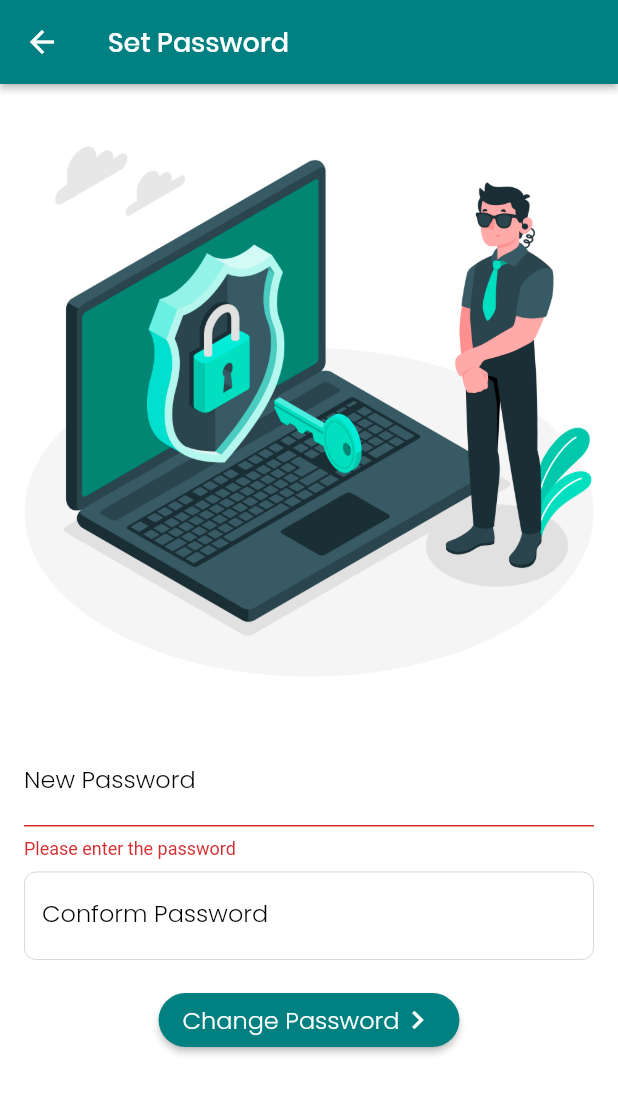
After one commit to jesmin123/SalesPopular, a Flutter app: the NewPasswordPage screen opened by its route, after a tap on "Change Password", on a phone screen of 412 x 824 dp. The commit adds this screen. Shown: the top 1094 px of the screen. Run offline on Flutter 3.47's test engine with Material 2 defaults, Android fonts, the phone set to English and light mode, and no system bars; our stand-ins replace cached_network_image, flutter_datetime_picker, fluttertoast, form_field_validator, line_icons, otp_text_field and 2 more; missing offline and left inert: fa_stepper, ff_contact_avatar, validated; accounts and stored records are empty; network calls fail.

Commit message:
OTP refactor

```diff
--- a/lib/constants/strings.dart
+++ b/lib/constants/strings.dart
@@ -11,6 +11,8 @@ const FOLLOW_UP_PAGE = 'FollowUpPage';
 const SALES_APP_PAGE = 'SalesAppPage';
 const CHANGE_PASSWORD_PAGE = "ChangePasswordPage";
 const REGISTRATION_PAGE = 'RegistrationPage';
+const OTP_PAGE = 'OTPPage';
+const NEW_PASSWORD_PAGE = 'NewPasswordPage';
 
 
 
--- a/lib/main.dart
+++ b/lib/main.dart
@@ -17,6 +17,9 @@ import './ui/pages/new_enquiry_page.dart';
 import './constants/colors.dart';
 import './constants/strings.dart';
 import 'ui/pages/home_page.dart';
+import 'ui/pages/otp page.dart';
+import 'ui/pages/updae_password_page.dart';
+
 
 void main() {
   runApp(MyApp());
@@ -34,7 +37,9 @@ class MyApp extends StatelessWidget {
     FOLLOW_UP_PAGE : (context)=>FollowUpPage(),
     LOGIN_PAGE : (context)=>LogInPage(),
     CHANGE_PASSWORD_PAGE :(context)=>ChangePasswordPage(),
-    REGISTRATION_PAGE : (context)=> Register()
+    REGISTRATION_PAGE : (context)=> Register(),
+    OTP_PAGE : (context)=> OTPPage(),
+    NEW_PASSWORD_PAGE : (context)=> NewPasswordPage()
   };
 
   @override
--- /dev/null
+++ b/lib/ui/pages/updae_password_page.dart
@@ -0,0 +1,136 @@
+import 'package:flutter/material.dart';
+import 'package:fluttertoast/fluttertoast.dart';
+import 'package:form_field_validator/form_field_validator.dart';
+import 'package:provider/provider.dart';
+import 'package:sales_popular/constants/app_border_style.dart';
+import 'package:sales_popular/constants/app_font_style.dart';
+import 'package:sales_popular/constants/colors.dart';
+import 'package:sales_popular/constants/dimen.dart';
+import 'package:sales_popular/constants/strings.dart';
+import 'package:sales_popular/provider/user_data_provider.dart';
+
+class NewPasswordPage extends StatefulWidget {
+  @override
+  _NewPasswordPageState createState() => _NewPasswordPageState();
+}
+
+class _NewPasswordPageState extends State<NewPasswordPage> {
+
+  TextEditingController _newPasswordController;
+  TextEditingController _conformPasswordController;
+
+  final _formKey = GlobalKey<FormState>();
+  final passwordValidator = MultiValidator([
+    RequiredValidator(errorText: "Please enter the password"),
+    MinLengthValidator(5, errorText: "password must be at least 5 digits long"),
+  ]);
+
+  final conformPasswordValidator = MultiValidator(
+      [RequiredValidator(errorText: "Please conform the password")]);
+
+  String password;
+
+  @override
+  Widget build(BuildContext context) {
+    UserDataProvider userDataProvider = Provider.of(context);
+
+    return Scaffold(
+      backgroundColor: APP_WHITE_COLOR,
+      appBar: AppBar(
+        title: Text(
+          'Set Password',
+          style: AppFontStyle.headingTextStyle(APP_WHITE_COLOR),
+        ),
+        backgroundColor:PRIMARY_COLOR,
+        elevation: 2,
+      ),
+      body: SingleChildScrollView(
+        child: Form(
+          key: _formKey,
+          child: Column(
+            crossAxisAlignment: CrossAxisAlignment.center,
+            children: [
+              Image.asset("assets/images/image 2.jpg"),
+              Padding(
+                padding: const EdgeInsets.all(16.0),
+                child: Column(
+                  crossAxisAlignment: CrossAxisAlignment.center,
+                  children: [
+                    SizedBox(height: LINE_HEIGHT * 0.5),
+                    TextFormField(
+                      controller: _newPasswordController,
+                      validator: passwordValidator,
+                      onChanged: (val) => password = val,
+                      autofocus: false,
+                      decoration: InputDecoration(
+                          labelText: NEW_PASSWORD,
+                          labelStyle:
+                          AppFontStyle.labelTextStyle(APP_BLACK_COLOR),
+                          enabledBorder: AppBorderStyle.getFormBorder(),
+                          focusedBorder: AppBorderStyle.getFormBorder(
+                              color: APP_BLACK_COLOR)),
+                    ),
+                    SizedBox(height: LINE_HEIGHT * 0.5),
+                    TextFormField(
+                      controller: _conformPasswordController,
+                      validator: (val) =>
+                          MatchValidator(errorText: "passwords do not match")
+                              .validateMatch(val, password),
+                      autofocus: false,
+                      decoration: InputDecoration(
+                          labelText: CONFORM_PASSWORD,
+                          labelStyle:
+                          AppFontStyle.labelTextStyle(APP_BLACK_COLOR),
+                          enabledBorder: AppBorderStyle.getFormBorder(),
+                          focusedBorder: AppBorderStyle.getFormBorder(
+                              color: APP_BLACK_COLOR)),
+                    ),
+                    SizedBox(height: LINE_HEIGHT),
+                    RaisedButton(
+                      onPressed: () async {
+                        if (_formKey.currentState.validate()) {
+                            bool status = await userDataProvider.updatePassword(_newPasswordController.text);
+                            if(status){
+                              Navigator.popUntil(context, (route) => route.settings.name==LOGIN_PAGE);
+                            }else{
+                              Fluttertoast.showToast(
+                                  msg: "Wrong OTP",
+                                  toastLength: Toast.LENGTH_SHORT,
+                                  gravity: ToastGravity.CENTER,
+                                  timeInSecForIosWeb: 1,
+                                  backgroundColor: Colors.red,
+                                  textColor: Colors.white,
+                                  fontSize: 16.0
+                              );
+                            }
+                        }
+                      },
+                      color: PRIMARY_COLOR,
+                      shape: RoundedRectangleBorder(borderRadius: BorderRadius.circular(32)),
+                      child: Row(
+                        mainAxisSize: MainAxisSize.min,
+                        crossAxisAlignment: CrossAxisAlignment.center,
+                        children: [
+                          Text(
+                            CHANGE_PASSWORD,
+                            style:
+                            AppFontStyle.labelTextStyle(APP_WHITE_COLOR),
+                          ),
+                          Icon(
+                            Icons.keyboard_arrow_right,
+                            color: APP_WHITE_COLOR,
+                          )
+                        ],
+                      ),
+                    )
+                  ],
+                ),
+              ),
+            ],
+          ),
+        ),
+      ),
+    );
+  }
+
+}
--- a/pubspec.yaml
+++ b/pubspec.yaml
@@ -44,6 +44,7 @@ dependencies:
   flutter_datetime_picker: ^1.4.0
   fluttertoast: ^7.0.2
   progress_dialog: ^1.2.0
+  otp_text_field: ^1.0.2
 
 dev_dependencies:
   flutter_test:
```
Also changed, not shown: lib/model/UserData.dart (+9 -0 lines), lib/provider/user_data_provider.dart (+38 -25 lines), lib/ui/pages/home_page.dart (+7 -2 lines), lib/ui/pages/login_page.dart (+10 -2 lines), lib/ui/pages/my_profile_page.dart (+5 -20 lines), lib/ui/pages/otp page.dart (added, +65 -0 lines), lib/ui/pages/registration.dart (+17 -4 lines), lib/ui/widget/booking_details_entry_form.dart (+34 -1 lines), pubspec.lock.
